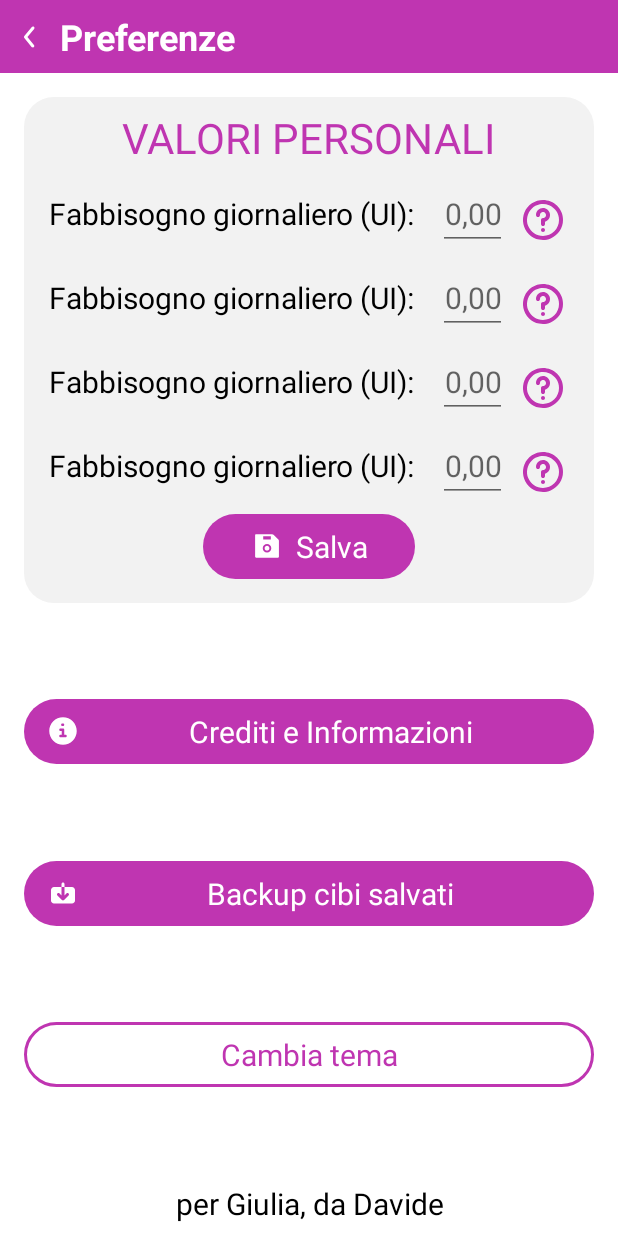
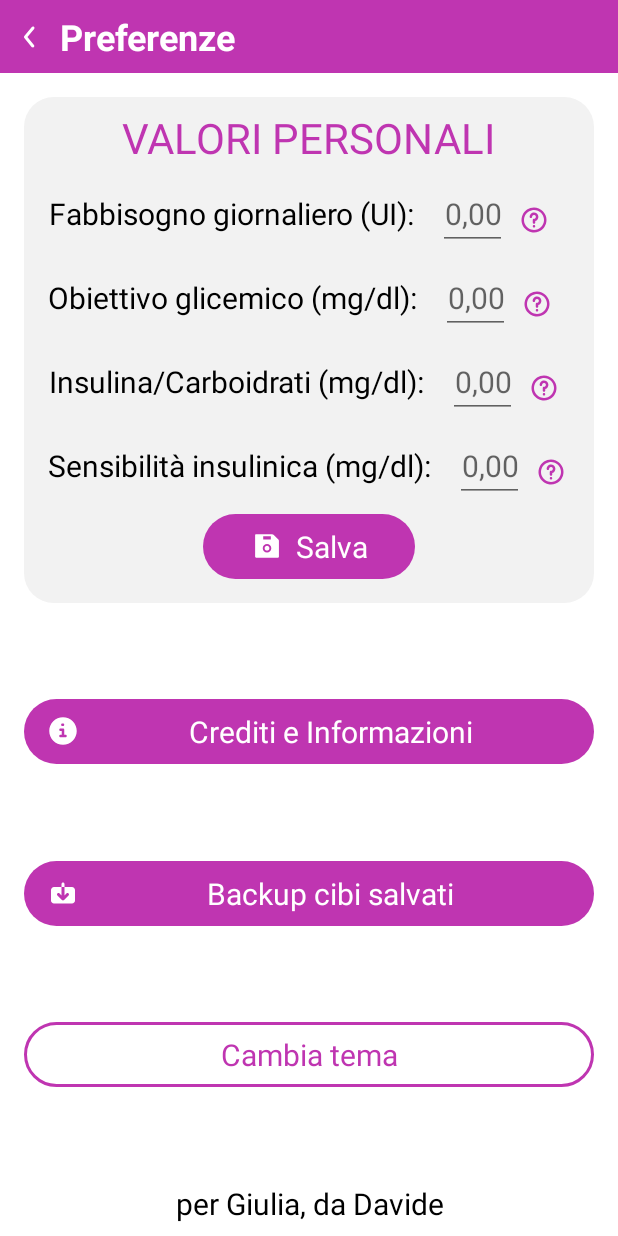
Before and after one commit to davidemodolo/Insulyna, an Android app: the SettingsFragment screen opened through its navigation route, on a phone screen of 412 x 824 dp. Run offline under Robolectric (Android 15) with nearby library versions, the phone set to English and light mode, and no system bars.

Commit message:
missing food db, working on settings

```diff
--- a/app/src/main/java/com/davidemodolo/insulyna/SettingsFragment.kt
+++ b/app/src/main/java/com/davidemodolo/insulyna/SettingsFragment.kt
@@ -10,14 +10,17 @@ import android.view.LayoutInflater
 import android.view.View
 import android.view.ViewGroup
 import android.view.Window
-import android.widget.ImageView
-import android.widget.TextView
-import android.widget.Toast
+import android.widget.*
 import androidx.navigation.fragment.findNavController
+import org.w3c.dom.Text
 
 class SettingsFragment : Fragment() {
     private val PREF_NAME = "data"
     private val THEME = "theme"
+    private val DAILY = "daily"
+    private val GOAL = "goal"
+    private val RATEO = "rateo"
+    private val SENS = "sens"
 
     private lateinit var themeDialog: Dialog
     override fun onCreateView(
@@ -29,11 +32,72 @@ class SettingsFragment : Fragment() {
         btnBack.setOnClickListener {
             findNavController().navigate(R.id.mainFragment)
         }
+        val sharedPref: SharedPreferences? = activity?.getSharedPreferences(PREF_NAME, 0)
+        var daily = sharedPref?.getString(DAILY, "")
+        var goal = sharedPref?.getString(GOAL, "")
+        var rateo = sharedPref?.getString(RATEO, "")
+        var sens = sharedPref?.getString(SENS, "")
+
+        val dailyLayout = view.findViewById<LinearLayout>(R.id.daily)
+        val dailyName = dailyLayout.findViewById<TextView>(R.id.preferenceName)
+        dailyName.text = getString(R.string.dailyUI_label)
+        val dailyValue = dailyLayout.findViewById<EditText>(R.id.preferenceValue)
+        dailyValue.setText(daily)
+        val dailyQuestion = dailyLayout.findViewById<ImageView>(R.id.preferenceQuestion)
+        dailyQuestion.setOnClickListener {
+            //funzione che apre un dialog globale della chat, passando un parametro per le cose da vedere
+            //bottone globale del dialog che salva il valore
+        }
+
+        val goalLayout = view.findViewById<LinearLayout>(R.id.goal)
+        val goalName = goalLayout.findViewById<TextView>(R.id.preferenceName)
+        goalName.text = getString(R.string.goal_label)
+        val goalValue = goalLayout.findViewById<EditText>(R.id.preferenceValue)
+        goalValue.setText(goal)
+        //val goalQuestion = goalLayout.findViewById<ImageView>(R.id.preferenceQuestion)
+
+        val rateoLayout = view.findViewById<LinearLayout>(R.id.rateo)
+        val rateoName = rateoLayout.findViewById<TextView>(R.id.preferenceName)
+        rateoName.text = getString(R.string.rateo_label)
+        val rateoValue = rateoLayout.findViewById<EditText>(R.id.preferenceValue)
+        rateoValue.setText(rateo)
+        //val rateoQuestion = rateoLayout.findViewById<ImageView>(R.id.preferenceQuestion)
+
+        val sensLayout = view.findViewById<LinearLayout>(R.id.sensitivity)
+        val sensName = sensLayout.findViewById<TextView>(R.id.preferenceName)
+        sensName.text = getString(R.string.sensibility_label)
+        val sensValue = sensLayout.findViewById<EditText>(R.id.preferenceValue)
+        sensValue.setText(sens)
+        //val sensQuestion = sensLayout.findViewById<ImageView>(R.id.preferenceQuestion)
+
+        val btnSave = view.findViewById<TextView>(R.id.btnSavePreference)
+        btnSave.setOnClickListener {
+            daily = dailyValue.text.toString()
+            goal = goalValue.text.toString()
+            rateo = rateoValue.text.toString()
+            sens = sensValue.text.toString()
+
+            val editor = sharedPref?.edit()
+
+            editor?.putString(DAILY, daily)
+            editor?.putString(GOAL, goal)
+            editor?.putString(RATEO, rateo)
+            editor?.putString(SENS, sens)
+
+            editor?.apply()
+            Toast.makeText(
+                requireContext(),
+                "Dati salvati",
+                Toast.LENGTH_SHORT
+            ).show()
+
+        }
 
         val btnTheme = view.findViewById<TextView>(R.id.btnTheme)
         btnTheme.setOnClickListener {
             selectThemeColor()
         }
+
 
         return view
     }
@@ -78,12 +142,9 @@ class SettingsFragment : Fragment() {
         val editor = sharedPref?.edit()
         editor?.putString(THEME, chosenColor)
         editor?.apply()
+        (activity as MainActivity?)?.switchTheme()
+        findNavController().navigate(R.id.settingsFragment)
         themeDialog.dismiss()
-        Toast.makeText(
-            requireContext(),
-            "Riavvia l'app per apportare la modifica",
-            Toast.LENGTH_SHORT
-        ).show()
 
     }
 
--- a/app/src/main/res/layout/fragment_settings.xml
+++ b/app/src/main/res/layout/fragment_settings.xml
@@ -77,7 +77,7 @@
             layout="@layout/layout_values" />
 
         <TextView
-            android:id="@+id/btnAddCarbo"
+            android:id="@+id/btnSavePreference"
             style="@style/button"
             android:layout_width="wrap_content"
             android:layout_height="wrap_content"
--- a/app/src/main/res/layout/layout_values.xml
+++ b/app/src/main/res/layout/layout_values.xml
@@ -29,10 +29,10 @@
 
     <ImageView
         android:id="@+id/preferenceQuestion"
-        android:layout_width="wrap_content"
-        android:layout_height="wrap_content"
+        android:layout_width="@dimen/label"
+        android:layout_height="@dimen/label"
         android:layout_gravity="center"
-        android:layout_marginEnd="@dimen/marginElements"
+        android:layout_marginEnd="@dimen/marginStandard"
         android:contentDescription="@string/question_mark"
         android:src="@drawable/ic_questionmark"
         app:tint="?attr/colorPrimary" />
--- a/app/src/main/res/values/strings.xml
+++ b/app/src/main/res/values/strings.xml
@@ -25,8 +25,8 @@
     <string name="values_title">VALORI PERSONALI</string>
     <string name="dailyUI_label">Fabbisogno giornaliero (UI):</string>
     <string name="dailyUI_extended">Fabbisogno insulinico giornaliero</string>
-    <string name="goal_label">Obiettivo glicemtico (mg/dl):</string>
-    <string name="goal_extended">Obiettivo glicemtico</string>
+    <string name="goal_label">Obiettivo glicemico (mg/dl):</string>
+    <string name="goal_extended">Obiettivo glicemico</string>
     <string name="rateo_label">Insulina/Carboidrati (mg/dl):</string>
     <string name="rateo_extended">Rapporto insulina/carboidrati</string>
     <string name="sensibility_label">Sensibilità insulinica (mg/dl):</string>
```
